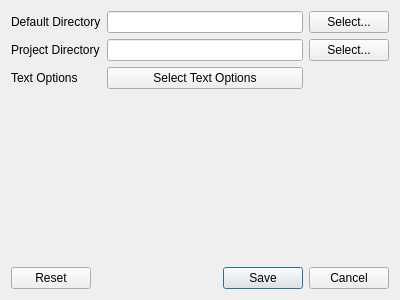
Old version of the form ui/Ui_Preferences.ui in the repository bbreslauer/PySciPlot.
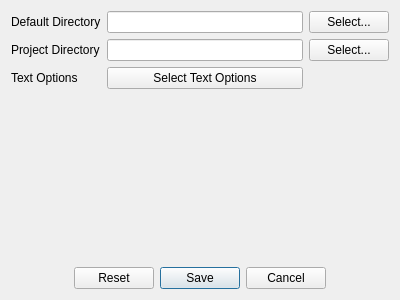
New version of the form. Custom widgets are drawn as their Qt base class.

Diff of the .ui file:
```diff
--- a/ui/Ui_Preferences.ui
+++ b/ui/Ui_Preferences.ui
@@ -29,6 +29,9 @@
      <property name="standardButtons">
       <set>QDialogButtonBox::Cancel|QDialogButtonBox::Reset|QDialogButtonBox::Save</set>
      </property>
+     <property name="centerButtons">
+      <bool>true</bool>
+     </property>
     </widget>
    </item>
    <item row="3" column="1">
```
Left out of the diff: 11 changed lines with no effect on the pictures.
